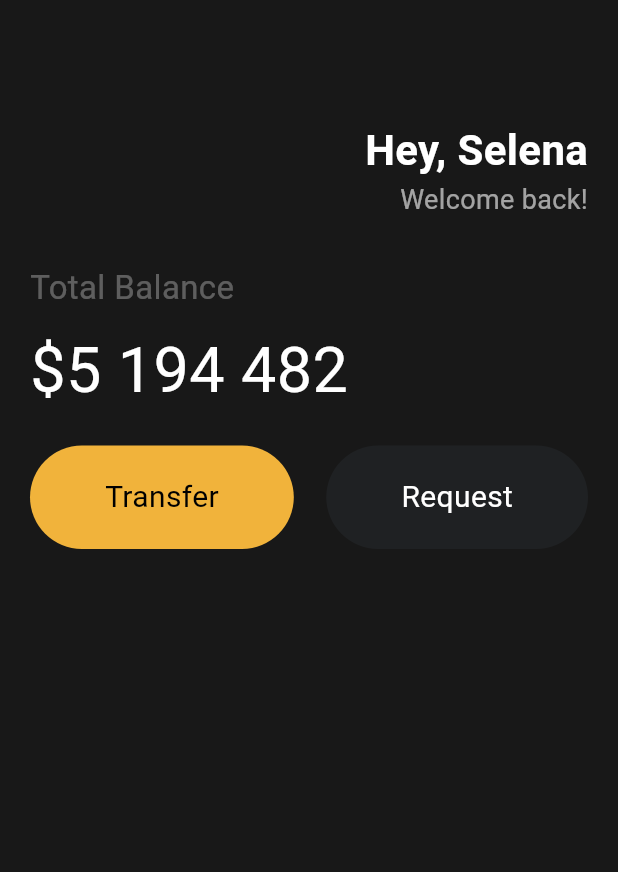
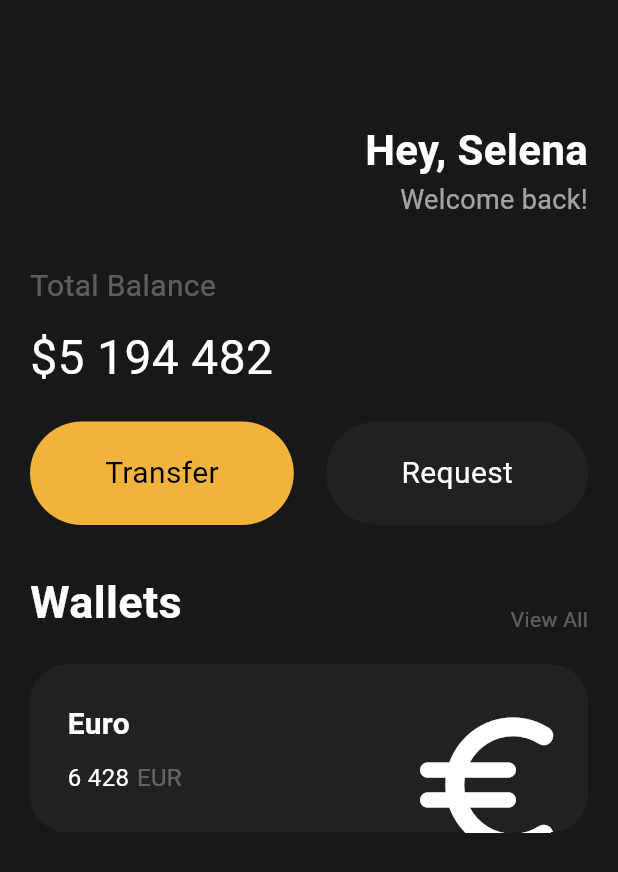
Before and after one commit to DongHyeonKim-tech/flutter_ui_challenge_nomad, a Flutter app: the screen it shows after launch, on a phone screen of 412 x 824 dp. Shown: the top 872 px of the screen. Run offline on Flutter 3.47's test engine with Material 3 defaults, Android fonts, the phone set to English and light mode, and no system bars.

Commit message:
#3.6 Cards, #3.7 Icons and Transforms

```diff
--- a/lib/main.dart
+++ b/lib/main.dart
@@ -12,7 +12,7 @@ class MyApp extends StatelessWidget {
 
   @override
   Widget build(BuildContext context) {
-    return const MaterialApp(
+    return MaterialApp(
       home: Scaffold(
         // appBar: AppBar(
         //   title: Center(
@@ -20,16 +20,17 @@ class MyApp extends StatelessWidget {
         //   ),
         //   backgroundColor: Colors.blue,
         // ),
-        backgroundColor: Color(0xFF181818),
+        backgroundColor: const Color(0xFF181818),
         body: Padding(
-            // padding: const EdgeInsets.all(10), // 전체
-            // padding: EdgeInsets.only(right: 20), // 한 부분
-            // padding: EdgeInsets.symmetric(vertical: 10, horizontal: 20), // 수직, 수평
-            padding: EdgeInsets.symmetric(horizontal: 20),
-            child:
-                Column(crossAxisAlignment: CrossAxisAlignment.start, children: [
-              SizedBox(height: 80),
-              Row(
+          // padding: const EdgeInsets.all(10), // 전체
+          // padding: EdgeInsets.only(right: 20), // 한 부분
+          // padding: EdgeInsets.symmetric(vertical: 10, horizontal: 20), // 수직, 수평
+          padding: const EdgeInsets.symmetric(horizontal: 20),
+          child: Column(
+            crossAxisAlignment: CrossAxisAlignment.start,
+            children: [
+              const SizedBox(height: 80),
+              const Row(
                 // row justify
                 mainAxisAlignment: MainAxisAlignment.end,
                 children: [
@@ -56,30 +57,30 @@ class MyApp extends StatelessWidget {
                   )
                 ],
               ),
-              SizedBox(
+              const SizedBox(
                 height: 30,
               ),
-              Text(
+              const Text(
                 'Total Balance',
                 style: TextStyle(
                   color: Colors.white30,
-                  fontSize: 22,
+                  fontSize: 20,
                 ),
               ),
-              SizedBox(
+              const SizedBox(
                 height: 10,
               ),
-              Text(
+              const Text(
                 '\$5 194 482',
                 style: TextStyle(
                   color: Colors.white,
-                  fontSize: 42,
+                  fontSize: 32,
                 ),
               ),
-              SizedBox(
+              const SizedBox(
                 height: 20,
               ),
-              Row(
+              const Row(
                 mainAxisAlignment: MainAxisAlignment.spaceBetween,
                 children: [
                   // Container는 HTML의 div와 비슷
@@ -92,8 +93,97 @@ class MyApp extends StatelessWidget {
                       bgColor: Color(0xFF1F2123),
                       textColor: Colors.white),
                 ],
+              ),
+              const SizedBox(
+                height: 30,
+              ),
+              const Row(
+                mainAxisAlignment: MainAxisAlignment.spaceBetween,
+                crossAxisAlignment: CrossAxisAlignment.end,
+                children: [
+                  Text('Wallets',
+                      style: TextStyle(
+                        color: Colors.white,
+                        fontSize: 30,
+                        fontWeight: FontWeight.w600,
+                      )),
+                  Text('View All',
+                      style: TextStyle(
+                        color: Colors.white30,
+                      )),
+                ],
+              ),
+              const SizedBox(
+                height: 20,
+              ),
+              Container(
+                // 영역을 벗어난 내부 요소 처리
+                clipBehavior: Clip.hardEdge,
+                decoration: BoxDecoration(
+                  color: const Color(0xFF1F2123),
+                  borderRadius: BorderRadius.circular(25),
+                ),
+                child: Padding(
+                  padding: const EdgeInsets.all(25),
+                  child: Row(
+                    mainAxisAlignment: MainAxisAlignment.spaceBetween,
+                    children: [
+                      const Column(
+                        crossAxisAlignment: CrossAxisAlignment.start,
+                        children: [
+                          Text(
+                            'Euro',
+                            style: TextStyle(
+                              color: Colors.white,
+                              fontSize: 20,
+                              fontWeight: FontWeight.w600,
+                            ),
+                          ),
+                          SizedBox(
+                            height: 10,
+                          ),
+                          Row(
+                            children: [
+                              Text(
+                                '6 428',
+                                style: TextStyle(
+                                  color: Colors.white,
+                                  fontSize: 16,
+                                ),
+                              ),
+                              SizedBox(
+                                width: 5,
+                              ),
+                              Text(
+                                'EUR',
+                                style: TextStyle(
+                                  color: Colors.white30,
+                                  fontSize: 16,
+                                ),
+                              ),
+                            ],
+                          )
+                        ],
+                      ),
+                      // padding 등에 영향받지 않고 크기 조정
+                      Transform.scale(
+                          scale: 2,
+                          // padding 등에 영향받지 않고 위치 조정
+                          child: Transform.translate(
+                            offset: const Offset(-5, 12),
+                            child: const Icon(
+                              Icons.euro_rounded,
+                              color: Colors.white,
+                              size: 60,
+                            ),
+                          ))
+                    ],
+                  ),
+                ),
               )
-            ])),
+            ],
+          ),
+        ),
       ),
     );
   }
```
